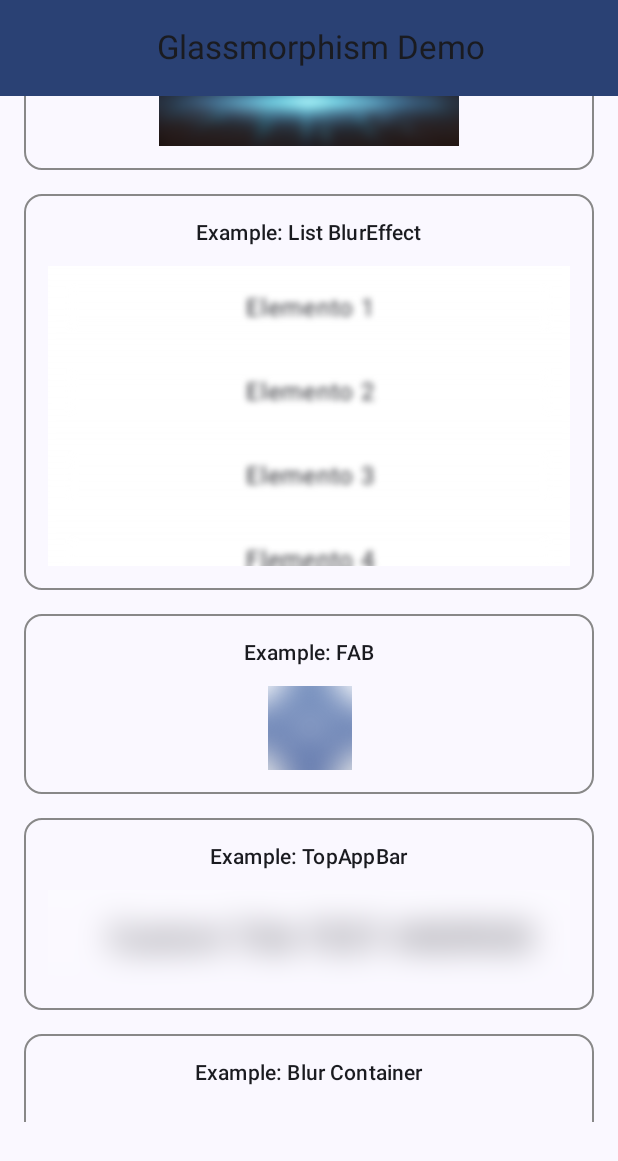
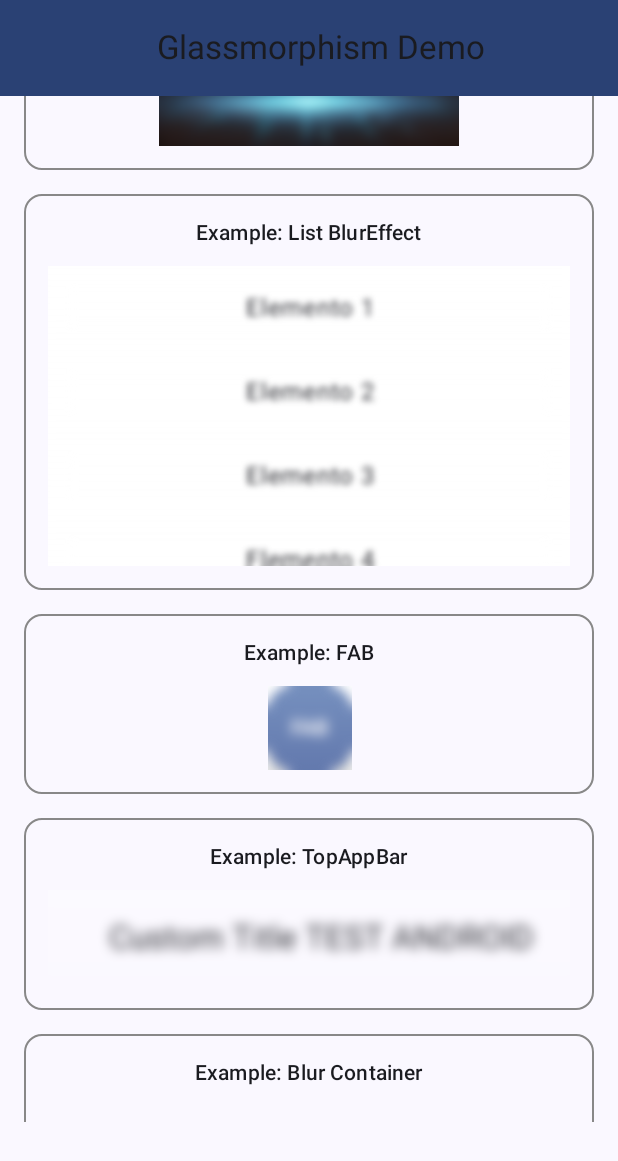
Before and after one commit to Deiivid/ComposeGlass, an Android app built with Jetpack Compose: the screen it shows after launch (MainActivity), scrolled down 478 dp, on a phone screen of 412 x 824 dp. Shown: the top 1161 px of the screen. Run offline under Robolectric (Android 15) with nearby library versions, the phone set to English and light mode, and no system bars.

Commit message:
Minor- add new functionality to have errors controlled

```diff
--- a/app/src/main/java/com/composeglass/ui/components/GlassBlurContainerExample.kt
+++ b/app/src/main/java/com/composeglass/ui/components/GlassBlurContainerExample.kt
@@ -8,7 +8,6 @@ import androidx.compose.foundation.layout.fillMaxSize
 import androidx.compose.foundation.layout.height
 import androidx.compose.foundation.layout.padding
 import androidx.compose.foundation.layout.size
-import androidx.compose.foundation.magnifier
 import androidx.compose.material3.Button
 import androidx.compose.material3.Text
 import androidx.compose.runtime.Composable
--- a/app/src/main/java/com/composeglass/ui/components/GlassButtonExample.kt
+++ b/app/src/main/java/com/composeglass/ui/components/GlassButtonExample.kt
@@ -1,11 +1,9 @@
 package com.composeglass.ui.components
 
-import androidx.compose.foundation.layout.padding
 import androidx.compose.material3.Button
 import androidx.compose.material3.Text
 import androidx.compose.runtime.Composable
 import androidx.compose.ui.Modifier
-import androidx.compose.ui.unit.dp
 import com.composeglass.modifier.glassBlur
 
 @Composable
--- a/app/src/main/java/com/composeglass/ui/components/GlassDialogExample.kt
+++ b/app/src/main/java/com/composeglass/ui/components/GlassDialogExample.kt
@@ -9,7 +9,6 @@ import androidx.compose.material3.AlertDialog
 import androidx.compose.material3.MaterialTheme
 import androidx.compose.material3.Text
 import androidx.compose.runtime.Composable
-import androidx.compose.ui.Alignment
 import androidx.compose.ui.Modifier
 import androidx.compose.ui.draw.clip
 import androidx.compose.ui.graphics.Color
@@ -29,7 +28,7 @@ fun GlassDialogExample(
                 Box(
                     modifier = Modifier
                         .glassBlur {
-                            radius = 12
+                            radius = 10
                         }
                         .clip(RoundedCornerShape(16.dp))
                         .border(1.dp, Color.White.copy(alpha = 0.3f), RoundedCornerShape(16.dp))
@@ -51,7 +50,7 @@ fun GlassDialogExample(
                         .padding(16.dp)
                 ) {
                     Text(
-                        "Este es el contenido del diálogo",
+                        "This is a dialog",
                         style = MaterialTheme.typography.bodyMedium,
                         color = MaterialTheme.colorScheme.onBackground
                     )
--- a/app/src/main/java/com/composeglass/ui/components/GlassFloatingButtonExample.kt
+++ b/app/src/main/java/com/composeglass/ui/components/GlassFloatingButtonExample.kt
@@ -19,7 +19,7 @@ fun GlassFloatingActionButton(
         modifier = modifier
             .size(56.dp)
             .glassBlur {
-                radius = 30
+                radius = 10
             },
         contentAlignment = Alignment.Center
     ) {
--- a/app/src/main/java/com/composeglass/ui/components/GlassImageExample.kt
+++ b/app/src/main/java/com/composeglass/ui/components/GlassImageExample.kt
@@ -5,6 +5,7 @@ import androidx.compose.foundation.layout.size
 import androidx.compose.runtime.Composable
 import androidx.compose.ui.Modifier
 import androidx.compose.ui.graphics.Brush
+import androidx.compose.ui.graphics.Color
 import androidx.compose.ui.graphics.painter.Painter
 import androidx.compose.ui.unit.dp
 import com.composeglass.modifier.glassBlur
@@ -20,5 +21,5 @@ fun GlassImageExample(painter: Painter) {
                 radius = 10
             },
 
-    )
+        )
 }
--- a/app/src/main/java/com/composeglass/ui/components/GlassListExample.kt
+++ b/app/src/main/java/com/composeglass/ui/components/GlassListExample.kt
@@ -14,7 +14,7 @@ import androidx.compose.material3.Text
 import androidx.compose.runtime.Composable
 import androidx.compose.runtime.LaunchedEffect
 import androidx.compose.runtime.getValue
-import androidx.compose.runtime.mutableStateOf
+import androidx.compose.runtime.mutableFloatStateOf
 import androidx.compose.runtime.remember
 import androidx.compose.runtime.setValue
 import androidx.compose.ui.Alignment
@@ -27,19 +27,13 @@ import kotlinx.coroutines.delay
 
 @Composable
 fun GlassListExample(items: List<String>) {
-    var opacityLevel by remember { mutableStateOf(1f) }
-    var blurRadius by remember { mutableStateOf(1f) }
+    var opacityLevel by remember { mutableFloatStateOf(1f) }
+    var blurRadius by remember { mutableFloatStateOf(1f) }
 
     val animatedOpacity by animateFloatAsState(
         targetValue = opacityLevel,
         animationSpec = tween(durationMillis = 1000, easing = LinearEasing),
         label = "Opacity Animation"
-    )
-
-    val animatedBlurRadius by animateFloatAsState(
-        targetValue = blurRadius,
-        animationSpec = tween(durationMillis = 1000, easing = LinearEasing),
-        label = "Blur Animation"
     )
 
     LaunchedEffect(Unit) {
--- a/app/src/main/java/com/composeglass/ui/components/GlassListWithHeaderExample.kt
+++ b/app/src/main/java/com/composeglass/ui/components/GlassListWithHeaderExample.kt
@@ -25,19 +25,22 @@ fun GlassListWithHeaderExample(items: List<String>) {
                 .fillMaxWidth()
                 .height(60.dp)
                 .glassBlur {
-                    radius = 30
+                    radius = 10
                 },
             contentAlignment = Alignment.Center
         ) {
-            Text("Glass Header", textAlign = TextAlign.Center, modifier = Modifier.glassBlur {  radius = 30
-                blurColor = Color.Red })
+            Text("Glass Header", textAlign = TextAlign.Center, modifier = Modifier.glassBlur {
+                radius = 10
+                blurColor = Color.Red
+            })
         }
 
         LazyColumn(modifier = Modifier.fillMaxSize()) {
             items(items) { item ->
-                Text(text = item, modifier = Modifier
-                    .padding(16.dp)
-                    .glassBlur { radius = 4 })
+                Text(
+                    text = item, modifier = Modifier
+                        .padding(16.dp)
+                        .glassBlur { radius = 4 })
             }
         }
     }
--- a/app/src/main/java/com/composeglass/ui/components/GlassTopAppBarExample.kt
+++ b/app/src/main/java/com/composeglass/ui/components/GlassTopAppBarExample.kt
@@ -24,8 +24,8 @@ fun GlassTopAppBarExample(title: String) {
         modifier = Modifier
             .fillMaxWidth()
             .glassBlur {
-                radius = 30
-                blurColor= Color.Green
+                radius = 10
+                blurColor = Color.Green
             },
     )
 }
--- a/library/src/main/AndroidManifest.xml
+++ b/library/src/main/AndroidManifest.xml
@@ -1,4 +1,3 @@
 <?xml version="1.0" encoding="utf-8"?>
 <manifest xmlns:android="http://schemas.android.com/apk/res/android">
-
 </manifest>
--- a/library/src/main/java/com/composeglass/modifier/GlassModifier.kt
+++ b/library/src/main/java/com/composeglass/modifier/GlassModifier.kt
@@ -3,6 +3,7 @@ package com.composeglass.modifier
 import android.annotation.SuppressLint
 import android.graphics.Bitmap
 import android.os.Build
+import android.util.Log
 import androidx.compose.foundation.background
 import androidx.compose.foundation.isSystemInDarkTheme
 import androidx.compose.runtime.Composable
@@ -36,7 +37,7 @@ class BlurGlassConfig {
     var radius: Int = 10                       // Blur radius
     var themeMode: BlurThemeMode = BlurThemeMode.Auto // Theme mode (auto/light/dark)
     var blurColor: Color? = null               // Optional background color for blur
-    var gradient: Brush? = null                // Optional gradient overlay
+    var gradientColors: List<Color>? = null  // Optional gradient overlay
 }
 
 /**
@@ -53,6 +54,10 @@ fun Modifier.glassBlur(
 ): Modifier {
     val config = BlurGlassConfig().apply(configBlock)
 
+    if (config.radius !in 1..10) {
+        throw IllegalArgumentException("❌ The 'radius' must be between 1 and 25. Received:  ${config.radius}")
+    }
+
     val isDark = when (config.themeMode) {
         BlurThemeMode.Light -> false
         BlurThemeMode.Dark -> true
@@ -60,16 +65,22 @@ fun Modifier.glassBlur(
     }
 
     val defaultBackground = if (isDark) Color.Black else Color.White
-    val overlayOpacity = if (isDark) 0.7f else 0.3f
     val resolvedColor = config.blurColor ?: defaultBackground
 
-
-    val resolvedGradient = config.gradient ?: Brush.verticalGradient(
+    val fallbackGradient = Brush.verticalGradient(
         if (isDark)
             listOf(Color.Black.copy(alpha = 0.25f), Color.Black.copy(alpha = 0.05f))
         else
             listOf(Color.White.copy(alpha = 0.25f), Color.White.copy(alpha = 0.05f))
     )
+    val resolvedGradient = if (config.gradientColors.isNullOrEmpty()) {
+        fallbackGradient
+    } else {
+        require(config.gradientColors!!.size >= 2) {
+            "❌ You must provide at least 2 colors for the gradient. Received: ${config.gradientColors!!.size}"
+        }
+        Brush.verticalGradient(config.gradientColors!!)
+    }
 
     return if (Build.VERSION.SDK_INT >= Build.VERSION_CODES.S) {
         // Use native blur effect on Android 12+
@@ -101,7 +112,8 @@ private data class BlurGlassModifier(
     override fun create() = BlurGlassNode(radius, gradient, backgroundColor)
 
     override fun update(node: BlurGlassNode) {
-        val changed = node.radius != radius || node.gradient != gradient || node.backgroundColor != backgroundColor
+        val changed =
+            node.radius != radius || node.gradient != gradient || node.backgroundColor != backgroundColor
         node.radius = radius
         node.gradient = gradient
         node.backgroundColor = backgroundColor
@@ -113,7 +125,8 @@ private data class BlurGlassModifier(
             other.gradient == gradient &&
             other.backgroundColor == backgroundColor
 
-    override fun hashCode() = 31 * radius.hashCode() + gradient.hashCode() + backgroundColor.hashCode()
+    override fun hashCode() =
+        31 * radius.hashCode() + gradient.hashCode() + backgroundColor.hashCode()
 }
 
 /**
```
